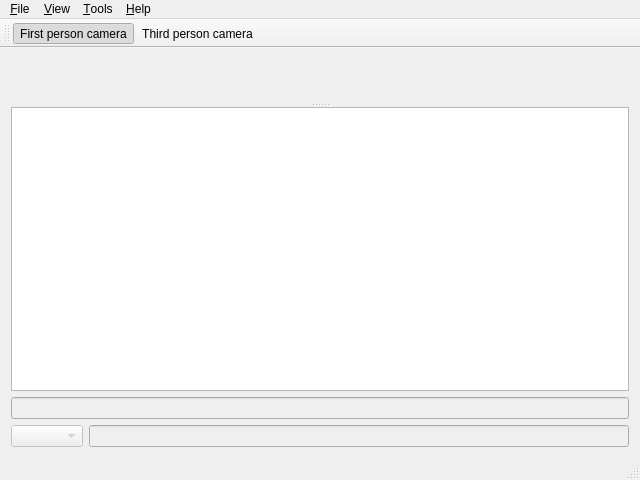
This is client/MainWindow.ui in 7185/pimak-worlds as Qt 5 draws it before an edit. The edited form follows.
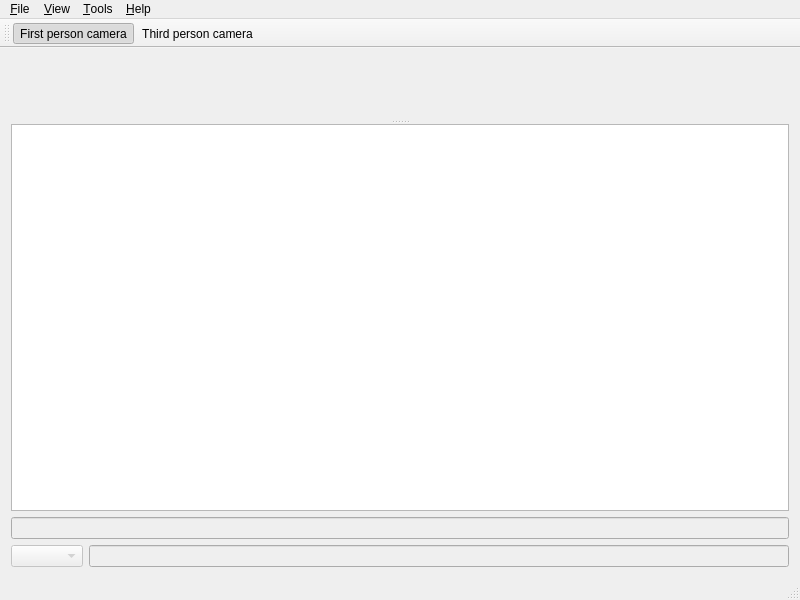
This is the edited form. Icons and pictures are not drawn. Custom widgets are drawn as their Qt base class.

Commit message: default buttons translated, statusbar info back

Patch:
```diff
--- a/client/MainWindow.ui
+++ b/client/MainWindow.ui
@@ -6,8 +6,8 @@
    <rect>
     <x>0</x>
     <y>0</y>
-    <width>640</width>
-    <height>480</height>
+    <width>800</width>
+    <height>600</height>
    </rect>
   </property>
   <property name="windowTitle">
@@ -64,7 +64,7 @@
     <rect>
      <x>0</x>
      <y>0</y>
-     <width>640</width>
+     <width>800</width>
      <height>23</height>
     </rect>
    </property>
```
The commit also changes 5 other files.
